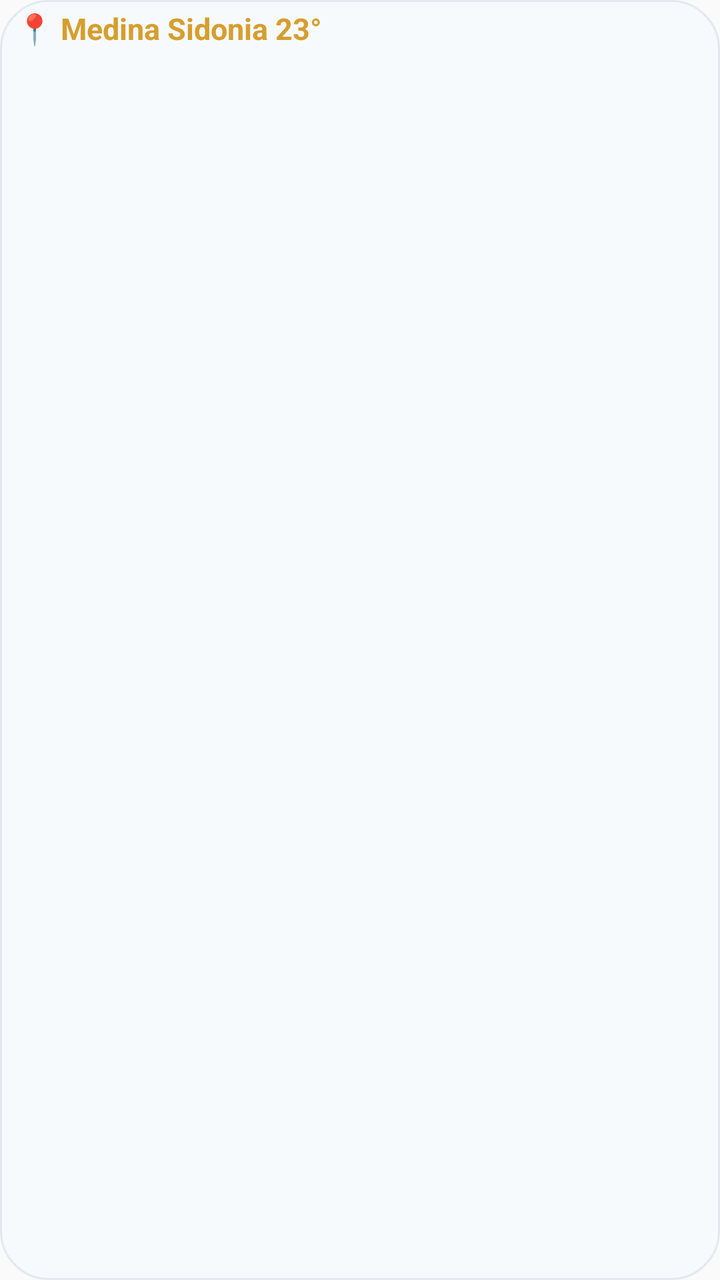
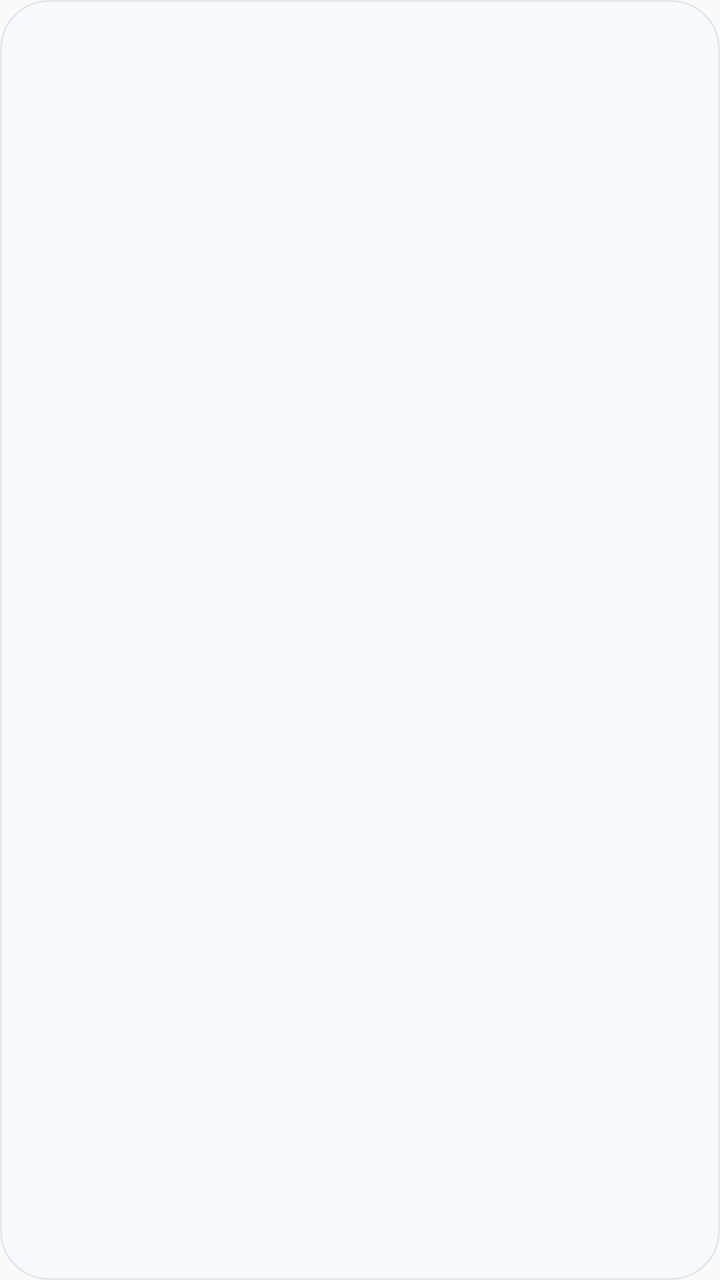

Two renders of the same Android screen: before a commit and after it. Below are the layout's source before the change and the commit's diff.
<!-- AndroidManifest.xml: application theme Theme.AemetWidget -->
<!-- res/layout/widget_weather_light.xml -->
<?xml version="1.0" encoding="utf-8"?>
<LinearLayout xmlns:android="http://schemas.android.com/apk/res/android"
    android:id="@+id/widgetRoot"
    android:layout_width="match_parent"
    android:layout_height="match_parent"
    android:background="@drawable/bg_widget_light"
    android:orientation="vertical"
    android:paddingStart="8dp"
    android:paddingEnd="8dp"
    android:paddingTop="6dp"
    android:paddingBottom="6dp">

    
    <LinearLayout
        android:layout_width="match_parent"
        android:layout_height="wrap_content"
        android:gravity="center_vertical"
        android:orientation="horizontal"
        android:layout_marginBottom="2dp">

        <TextView
            android:id="@+id/tvHeaderCityTemp"
            android:layout_width="0dp"
            android:layout_height="wrap_content"
            android:layout_weight="1"
            android:ellipsize="end"
            android:includeFontPadding="false"
            android:singleLine="true"
            android:text="📍 Medina Sidonia 23°"
            android:textColor="#D69E2E"
            android:textSize="15sp"
            android:textStyle="bold" />

        <TextView
            android:id="@+id/tvUpdateTime"
            android:layout_width="wrap_content"
            android:layout_height="wrap_content"
            android:includeFontPadding="false"
            android:text=""
            android:textColor="#4A5568"
            android:textSize="11sp" />
    </LinearLayout>

    
    <ListView
        android:id="@+id/lvWidgetDays"
        android:layout_width="match_parent"
        android:layout_height="0dp"
        android:layout_weight="1"
        android:clipToPadding="false"
        android:divider="@null"
        android:dividerHeight="0dp"
        android:scrollbars="none" />

    
    <TextView
        android:id="@+id/empty_view"
        android:layout_width="match_parent"
        android:layout_height="0dp"
        android:layout_weight="1"
        android:gravity="center"
        android:includeFontPadding="false"
        android:text="Cargando previsión... Pulsa la hora para actualizar"
        android:textColor="#718096"
        android:textSize="12sp"
        android:visibility="gone" />

</LinearLayout>
<!-- resources referenced by this layout -->
<resources>
  <!-- drawable bg_widget_light (drawable) -->
  <?xml version="1.0" encoding="utf-8"?>
  <shape xmlns:android="http://schemas.android.com/apk/res/android"
      android:shape="rectangle">
      <solid android:color="#F7FAFC" />
      <corners android:radius="24dp" />
      <stroke android:width="1dp" android:color="#E2E8F0" />
  </shape>
  <style name="Theme.AemetWidget" parent="android:Theme.Material.Light.NoActionBar" />
</resources>

<!-- the commit's change to res/layout/widget_weather_light.xml (unified diff, before → after) -->
@@ -9,37 +9,6 @@
     android:paddingEnd="8dp"
     android:paddingTop="6dp"
     android:paddingBottom="6dp">
-
-    
-    <LinearLayout
-        android:layout_width="match_parent"
-        android:layout_height="wrap_content"
-        android:gravity="center_vertical"
-        android:orientation="horizontal"
-        android:layout_marginBottom="2dp">
-
-        <TextView
-            android:id="@+id/tvHeaderCityTemp"
-            android:layout_width="0dp"
-            android:layout_height="wrap_content"
-            android:layout_weight="1"
-            android:ellipsize="end"
-            android:includeFontPadding="false"
-            android:singleLine="true"
-            android:text="📍 Medina Sidonia 23°"
-            android:textColor="#D69E2E"
-            android:textSize="15sp"
-            android:textStyle="bold" />
-
-        <TextView
-            android:id="@+id/tvUpdateTime"
-            android:layout_width="wrap_content"
-            android:layout_height="wrap_content"
-            android:includeFontPadding="false"
-            android:text=""
-            android:textColor="#4A5568"
-            android:textSize="11sp" />
-    </LinearLayout>
 
     
     <ListView
@@ -60,7 +29,7 @@
         android:layout_weight="1"
         android:gravity="center"
         android:includeFontPadding="false"
-        android:text="Cargando previsión... Pulsa la hora para actualizar"
+        android:text="Cargando previsión... Pulsa para actualizar"
         android:textColor="#718096"
         android:textSize="12sp"
         android:visibility="gone" />
